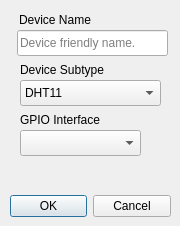
The window that ui-qt/dialog_config_onewire.ui (ezloteam/Ezlo_Pi) describes before a commit, drawn with Qt 5.
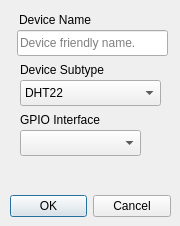
The same window after the commit. Icons and pictures are not drawn.

Diff of the .ui file:
```diff
--- a/ui-qt/dialog_config_onewire.ui
+++ b/ui-qt/dialog_config_onewire.ui
@@ -91,11 +91,6 @@
      <height>26</height>
     </rect>
    </property>
-   <item>
-    <property name="text">
-     <string>DHT11</string>
-    </property>
-   </item>
    <item>
     <property name="text">
      <string>DHT22</string>
```
